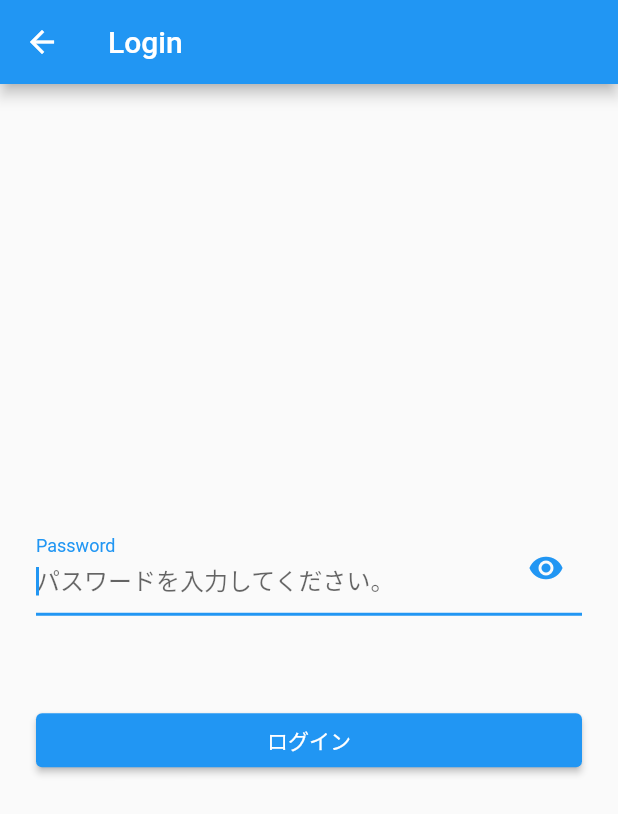
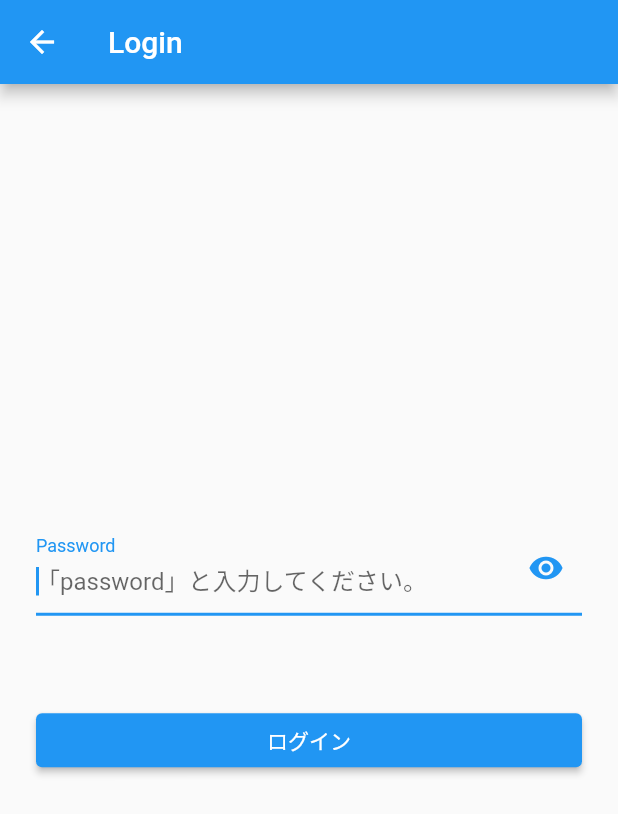
Before and after one commit to almondoo/flutter-sample, a Flutter app: the screen it shows after launch, on a phone screen of 412 x 824 dp. Shown: the top 814 px of the screen. Run offline on Flutter 3.47's test engine with Material 2 defaults, Android fonts, the phone set to English and light mode, and no system bars; our stand-ins replace drift, hooks_riverpod; missing offline and left inert: drift_db_viewer; accounts and stored records are empty; generated files the repository leaves out were written again.

Commit message:
パスワードをプレスホルダーに追加

```diff
--- a/lib/pages/login/index.dart
+++ b/lib/pages/login/index.dart
@@ -34,7 +34,7 @@ class LoginPage extends HookConsumerWidget {
                 TextFormField(
                   decoration: InputDecoration(
                     labelText: 'Password',
-                    hintText: 'パスワードを入力してください。',
+                    hintText: '「password」と入力してください。',
                     suffixIcon: IconButton(
                       icon: Icon(
                         _isObscure ? Icons.visibility : Icons.visibility_off,
```
